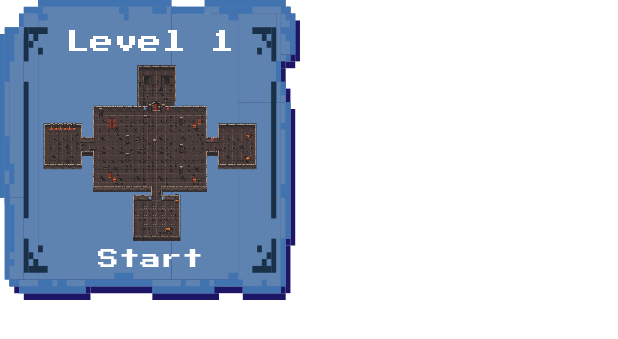
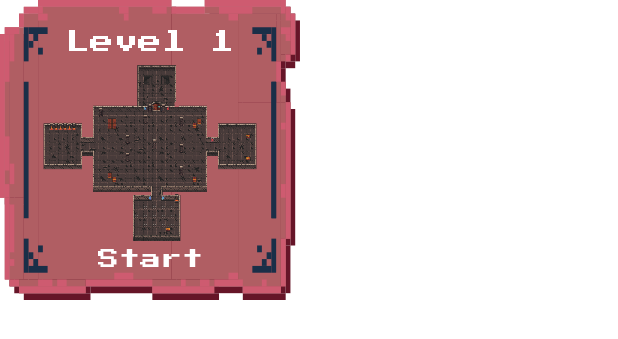
Before and after one commit to WarmagLit/MobileGameLab4, an Android app: the layout include_level_panel.xml on its own in the app's theme, with its tools: preview values and no code run, on a phone screen of 412 x 824 dp. Shown: the top 339 px of the screen. Run offline under Robolectric (Android 15) with nearby library versions, the phone set to English and light mode, and no system bars.

Commit message:
level block

```diff
--- a/app/src/main/java/com/tsu/mobilegamelab4/chooselevel/ChooseLevelActivity.kt
+++ b/app/src/main/java/com/tsu/mobilegamelab4/chooselevel/ChooseLevelActivity.kt
@@ -2,6 +2,7 @@ package com.tsu.mobilegamelab4.chooselevel
 
 import android.content.Intent
 import android.os.Bundle
+import androidx.activity.viewModels
 import androidx.appcompat.app.AppCompatActivity
 import com.tsu.mobilegamelab4.R
 import com.tsu.mobilegamelab4.databinding.ActivityChooseLevelBinding
@@ -12,6 +13,7 @@ import com.tsu.mobilegamelab4.menu.MenuActivity
 class ChooseLevelActivity : AppCompatActivity() {
 
     private lateinit var binding: ActivityChooseLevelBinding
+    private val viewModel by viewModels<ChooseLevelViewModel>()
 
     override fun onCreate(savedInstanceState: Bundle?) {
         super.onCreate(savedInstanceState)
@@ -20,12 +22,53 @@ class ChooseLevelActivity : AppCompatActivity() {
 
         configureLevelPanels()
         setOnClickListeners()
+        setObserver()
     }
 
-    private fun configureLevelPanels() = with(binding.chooseLevelBonusLevelPanelInclude) {
-        includeLevelSubTitleTextView.text = resources.getString(R.string.bonus)
-        includeLevelPreviewImageView.setImageResource(R.drawable.top_secret)
-        includeLevelNameTextView.text = resources.getString(R.string.question_marks)
+    private fun setObserver() {
+        viewModel.levelsCompleted.observe(this) { completedLevels ->
+            if (completedLevels >= 1) with(binding.chooseLevelSecondLevelPanelInclude.root) {
+                setBackgroundResource(R.drawable.level_holder)
+                isEnabled = true
+            }
+
+            if (completedLevels >= 2) with(binding.chooseLevelThirdLevelPanelInclude.root) {
+                setBackgroundResource(R.drawable.level_holder)
+                isEnabled = true
+            }
+
+            if (completedLevels >= 3) with(binding.chooseLevelBonusLevelPanelInclude.root) {
+                setBackgroundResource(R.drawable.level_holder)
+                isEnabled = true
+            }
+        }
+    }
+
+    private fun configureLevelPanels() {
+        with(binding.chooseLevelFirstLevelPanelInclude) {
+            root.setBackgroundResource(R.drawable.level_holder)
+        }
+
+        with(binding.chooseLevelSecondLevelPanelInclude) {
+            includeLevelSubTitleTextView.text = resources.getString(R.string.level_2)
+            includeLevelPreviewImageView.setImageResource(R.drawable.top_secret)
+            includeLevelNameTextView.text = resources.getString(R.string.continues)
+            root.isEnabled = false
+        }
+
+        with(binding.chooseLevelThirdLevelPanelInclude) {
+            includeLevelSubTitleTextView.text = resources.getString(R.string.level_3)
+            includeLevelPreviewImageView.setImageResource(R.drawable.top_secret)
+            includeLevelNameTextView.text = resources.getString(R.string.end)
+            root.isEnabled = false
+        }
+
+        with(binding.chooseLevelBonusLevelPanelInclude) {
+            includeLevelSubTitleTextView.text = resources.getString(R.string.bonus)
+            includeLevelPreviewImageView.setImageResource(R.drawable.top_secret)
+            includeLevelNameTextView.text = resources.getString(R.string.question_marks)
+            root.isEnabled = false
+        }
     }
 
     private fun setOnClickListeners() {
--- /dev/null
+++ b/app/src/main/java/com/tsu/mobilegamelab4/chooselevel/ChooseLevelRepository.kt
@@ -0,0 +1,59 @@
+package com.tsu.mobilegamelab4.chooselevel
+
+import com.google.firebase.auth.FirebaseAuth
+import com.google.firebase.auth.ktx.auth
+import com.google.firebase.database.DataSnapshot
+import com.google.firebase.database.DatabaseError
+import com.google.firebase.database.DatabaseReference
+import com.google.firebase.database.ValueEventListener
+import com.google.firebase.database.ktx.database
+import com.google.firebase.database.ktx.getValue
+import com.google.firebase.ktx.Firebase
+import com.tsu.mobilegamelab4.database.User
+import kotlinx.coroutines.delay
+import kotlinx.coroutines.flow.Flow
+import kotlinx.coroutines.flow.flow
+
+class ChooseLevelRepository {
+
+    private val auth: FirebaseAuth = Firebase.auth
+    private val database = Firebase.database
+    private val myRef: DatabaseReference = database.getReference("users").child(getCurrentUserId())
+    private var currentUser: User? = null
+
+    val availableLevelsInfo: Flow<Int> = flow {
+        while (true) {
+            currentUser?.let {
+                val latest = it.levelsCompleted
+                emit(latest)
+            }
+            delay(100)
+        }
+    }
+
+    init {
+        getCurrentUserFromDatabase()
+    }
+
+    private fun getCurrentUserFromDatabase() {
+        // Read from the database
+        myRef.addValueEventListener(object : ValueEventListener {
+            override fun onDataChange(dataSnapshot: DataSnapshot) {
+                // This method is called once with the initial value and again
+                // whenever data at this location is updated.
+                val value = dataSnapshot.getValue<User>()
+                if (value != null) {
+                    currentUser = value
+                }
+                //Log.d("TAG", "Value is: $value")
+            }
+
+            override fun onCancelled(error: DatabaseError) {
+                // Failed to read value
+                //Log.w("TAG", "Failed to read value.", error.toException())
+            }
+        })
+    }
+
+    private fun getCurrentUserId(): String = auth.currentUser?.uid.toString()
+}
--- a/app/src/main/java/com/tsu/mobilegamelab4/chooselevel/ChooseLevelViewModel.kt
+++ b/app/src/main/java/com/tsu/mobilegamelab4/chooselevel/ChooseLevelViewModel.kt
@@ -1,9 +1,28 @@
 package com.tsu.mobilegamelab4.chooselevel
 
+import androidx.lifecycle.LiveData
+import androidx.lifecycle.MutableLiveData
 import androidx.lifecycle.ViewModel
+import androidx.lifecycle.viewModelScope
+import kotlinx.coroutines.flow.collect
+import kotlinx.coroutines.launch
 
 class ChooseLevelViewModel : ViewModel() {
     companion object {
         const val LEVEL_KEY = "level"
     }
+
+    private val repository = ChooseLevelRepository()
+
+    private val _levelsCompleted = MutableLiveData<Int>()
+    val levelsCompleted: LiveData<Int>
+        get() = _levelsCompleted
+
+    init {
+        viewModelScope.launch {
+            repository.availableLevelsInfo.collect {
+                _levelsCompleted.value = it
+            }
+        }
+    }
 }
--- /dev/null
+++ b/app/src/main/res/drawable/blocked_level_holder.xml
@@ -0,0 +1,435 @@
+<vector xmlns:android="http://schemas.android.com/apk/res/android"
+    android:width="1031dp"
+    android:height="900dp"
+    android:viewportWidth="1031"
+    android:viewportHeight="900">
+  <path
+      android:pathData="M81.82,879.54h229.08v20.45h-229.08z"
+      android:fillColor="#661528"/>
+  <path
+      android:pathData="M310.89,859.09h212.72v20.45h-212.72z"
+      android:fillColor="#661528"/>
+  <path
+      android:pathData="M523.61,879.54h229.08v20.45h-229.08z"
+      android:fillColor="#661528"/>
+  <path
+      android:pathData="M752.7,859.09h81.82v20.45h-81.82z"
+      android:fillColor="#661528"/>
+  <path
+      android:pathData="M834.51,879.54h147.27v20.45h-147.27z"
+      android:fillColor="#661528"/>
+  <path
+      android:pathData="M32.72,122.74l-16.36,0l-0,490.9l16.36,0z"
+      android:fillColor="#661528"/>
+  <path
+      android:pathData="M32.72,613.65h16.36v245.45h-16.36z"
+      android:fillColor="#661528"/>
+  <path
+      android:pathData="M981.78,736.37h16.36v143.18h-16.36z"
+      android:fillColor="#661528"/>
+  <path
+      android:pathData="M998.15,327.28h16.36v409.09h-16.36z"
+      android:fillColor="#661528"/>
+  <path
+      android:pathData="M981.78,265.92h16.36v61.36h-16.36z"
+      android:fillColor="#661528"/>
+  <path
+      android:pathData="M965.42,204.55h16.36v61.36h-16.36z"
+      android:fillColor="#661528"/>
+  <path
+      android:pathData="M981.78,184.1h32.73v20.45h-32.73z"
+      android:fillColor="#661528"/>
+  <path
+      android:pathData="M1014.51,61.37h16.36v122.73h-16.36z"
+      android:fillColor="#661528"/>
+  <path
+      android:pathData="M998.15,40.92h16.36v20.45h-16.36z"
+      android:fillColor="#661528"/>
+  <path
+      android:pathData="M719.97,20.46h278.17v20.45h-278.17z"
+      android:fillColor="#661528"/>
+  <path
+      android:pathData="M605.43,40.92h114.54v20.45h-114.54z"
+      android:fillColor="#661528"/>
+  <path
+      android:pathData="M147.26,20.46h458.17v20.45h-458.17z"
+      android:fillColor="#661528"/>
+  <path
+      android:pathData="M98.18,40.92h49.09v20.45h-49.09z"
+      android:fillColor="#661528"/>
+  <path
+      android:pathData="M81.82,61.37h16.36v40.91h-16.36z"
+      android:fillColor="#661528"/>
+  <path
+      android:pathData="M32.72,102.28h49.09v20.45h-49.09z"
+      android:fillColor="#661528"/>
+  <path
+      android:pathData="M49.08,859.09h32.73v20.45h-32.73z"
+      android:fillColor="#661528"/>
+  <path
+      android:pathData="M147.26,40.92h458.17v818.17h-458.17z"
+      android:fillColor="#661528"/>
+  <path
+      android:pathData="M98.18,61.37h49.09v797.72h-49.09z"
+      android:fillColor="#661528"/>
+  <path
+      android:pathData="M49.08,122.74h49.09v490.9h-49.09z"
+      android:fillColor="#661528"/>
+  <path
+      android:pathData="M32.72,122.74h16.36v490.9h-16.36z"
+      android:fillColor="#661528"/>
+  <path
+      android:pathData="M981.78,327.28h16.36v409.09h-16.36z"
+      android:fillColor="#661528"/>
+  <path
+      android:pathData="M981.78,61.37h32.73v122.73h-32.73z"
+      android:fillColor="#661528"/>
+  <path
+      android:pathData="M49.08,613.65h49.09v245.45h-49.09z"
+      android:fillColor="#661528"/>
+  <path
+      android:pathData="M81.82,859.09h229.08v20.45h-229.08z"
+      android:fillColor="#661528"/>
+  <path
+      android:pathData="M523.61,859.09h229.08v20.45h-229.08z"
+      android:fillColor="#661528"/>
+  <path
+      android:pathData="M834.51,327.28h147.27v552.27h-147.27z"
+      android:fillColor="#661528"/>
+  <path
+      android:pathData="M605.43,61.37h229.08v797.72h-229.08z"
+      android:fillColor="#661528"/>
+  <path
+      android:pathData="M719.97,40.92h278.17v20.45h-278.17z"
+      android:fillColor="#661528"/>
+  <path
+      android:pathData="M965.42,265.92h16.36v61.36h-16.36z"
+      android:fillColor="#661528"/>
+  <path
+      android:pathData="M965.42,61.37h16.36v143.18h-16.36z"
+      android:fillColor="#661528"/>
+  <path
+      android:pathData="M834.51,61.37h130.9v265.91h-130.9z"
+      android:fillColor="#661528"/>
+  <path
+      android:pathData="M65.46,859.08h229.08v20.45h-229.08z"
+      android:fillColor="#B05E63"/>
+  <path
+      android:pathData="M294.54,838.63h212.72v20.45h-212.72z"
+      android:fillColor="#B05E63"/>
+  <path
+      android:pathData="M523.62,859.08h212.72v20.45h-212.72z"
+      android:fillColor="#B05E63"/>
+  <path
+      android:pathData="M736.34,838.63h81.82v20.45h-81.82z"
+      android:fillColor="#B05E63"/>
+  <path
+      android:pathData="M834.51,859.08h130.9v20.45h-130.9z"
+      android:fillColor="#B05E63"/>
+  <path
+      android:pathData="M16.36,102.27l-16.36,0l-0,490.9l16.36,0z"
+      android:fillColor="#B05E63"/>
+  <path
+      android:pathData="M16.36,593.18h16.36v245.45h-16.36z"
+      android:fillColor="#B05E63"/>
+  <path
+      android:pathData="M965.42,715.9h16.36v143.18h-16.36z"
+      android:fillColor="#B05E63"/>
+  <path
+      android:pathData="M981.79,306.82h16.36v409.09h-16.36z"
+      android:fillColor="#B05E63"/>
+  <path
+      android:pathData="M965.42,245.46h16.36v61.36h-16.36z"
+      android:fillColor="#B05E63"/>
+  <path
+      android:pathData="M949.06,184.09h16.36v61.36h-16.36z"
+      android:fillColor="#B05E63"/>
+  <path
+      android:pathData="M965.42,163.63h32.73v20.45h-32.73z"
+      android:fillColor="#B05E63"/>
+  <path
+      android:pathData="M998.15,40.9h16.36v122.73h-16.36z"
+      android:fillColor="#B05E63"/>
+  <path
+      android:pathData="M981.79,20.46h16.36v20.45h-16.36z"
+      android:fillColor="#B05E63"/>
+  <path
+      android:pathData="M703.61,0h278.17v20.45h-278.17z"
+      android:fillColor="#B05E63"/>
+  <path
+      android:pathData="M589.07,20.46h114.54v20.45h-114.54z"
+      android:fillColor="#B05E63"/>
+  <path
+      android:pathData="M130.9,0h458.17v20.45h-458.17z"
+      android:fillColor="#B05E63"/>
+  <path
+      android:pathData="M81.81,20.46h49.09v20.45h-49.09z"
+      android:fillColor="#B05E63"/>
+  <path
+      android:pathData="M65.46,40.9h16.36v40.91h-16.36z"
+      android:fillColor="#B05E63"/>
+  <path
+      android:pathData="M16.36,81.82h49.09v20.45h-49.09z"
+      android:fillColor="#B05E63"/>
+  <path
+      android:pathData="M32.72,838.63h32.73v20.45h-32.73z"
+      android:fillColor="#B05E63"/>
+  <path
+      android:pathData="M130.9,20.46h458.17v818.17h-458.17z"
+      android:fillColor="#B05E63"/>
+  <path
+      android:pathData="M81.81,40.9h49.09v797.72h-49.09z"
+      android:fillColor="#B05E63"/>
+  <path
+      android:pathData="M32.72,102.27h49.09v490.9h-49.09z"
+      android:fillColor="#B05E63"/>
+  <path
+      android:pathData="M16.36,102.27h16.36v490.9h-16.36z"
+      android:fillColor="#B05E63"/>
+  <path
+      android:pathData="M965.42,306.82h16.36v409.09h-16.36z"
+      android:fillColor="#B05E63"/>
+  <path
+      android:pathData="M965.42,40.9h32.73v122.73h-32.73z"
+      android:fillColor="#B05E63"/>
+  <path
+      android:pathData="M32.72,593.18h49.09v245.45h-49.09z"
+      android:fillColor="#B05E63"/>
+  <path
+      android:pathData="M65.46,838.63h229.08v20.45h-229.08z"
+      android:fillColor="#B05E63"/>
+  <path
+      android:pathData="M507.26,838.63h229.08v20.45h-229.08z"
+      android:fillColor="#B05E63"/>
+  <path
+      android:pathData="M818.15,306.82h147.27v552.27h-147.27z"
+      android:fillColor="#B05E63"/>
+  <path
+      android:pathData="M589.07,40.9h229.08v797.72h-229.08z"
+      android:fillColor="#B05E63"/>
+  <path
+      android:pathData="M703.61,20.46h278.17v20.45h-278.17z"
+      android:fillColor="#B05E63"/>
+  <path
+      android:pathData="M949.06,245.46h16.36v61.36h-16.36z"
+      android:fillColor="#B05E63"/>
+  <path
+      android:pathData="M949.06,40.9h16.36v143.18h-16.36z"
+      android:fillColor="#B05E63"/>
+  <path
+      android:pathData="M818.15,40.9h130.9v265.91h-130.9z"
+      android:fillColor="#B05E63"/>
+  <path
+      android:pathData="M65.46,81.82h16.36v20.45h-16.36z"
+      android:fillColor="#B05E63"/>
+  <path
+      android:pathData="M932.69,245.46h16.36v409.09h-16.36z"
+      android:fillColor="#1A2F48"/>
+  <path
+      android:pathData="M932.69,245.46h16.36v409.09h-16.36z"
+      android:fillColor="#1A2F48"/>
+  <path
+      android:pathData="M81.81,245.46h16.36v409.09h-16.36z"
+      android:fillColor="#1A2F48"/>
+  <path
+      android:pathData="M98.18,184.1l-16.36,-0l-0,-102.27l16.36,-0z"
+      android:fillColor="#1A2F48"/>
+  <path
+      android:pathData="M163.63,81.82l-0,20.45l-65.45,0l-0,-20.45z"
+      android:fillColor="#1A2F48"/>
+  <path
+      android:pathData="M98.17,122.74h16.36v20.45h-16.36z"
+      android:fillColor="#1A2F48"/>
+  <path
+      android:pathData="M114.54,102.28h16.36v20.45h-16.36z"
+      android:fillColor="#1A2F48"/>
+  <path
+      android:pathData="M130.9,143.19h16.36v20.45h-16.36z"
+      android:fillColor="#1A2F48"/>
+  <path
+      android:pathData="M98.18,715.9l-16.36,0l-0,102.27l16.36,0z"
+      android:fillColor="#1A2F48"/>
+  <path
+      android:pathData="M163.63,818.17l-0,-20.45l-65.45,-0l-0,20.45z"
+      android:fillColor="#1A2F48"/>
+  <path
+      android:pathData="M98.17,777.27l16.36,-0l0,-20.45l-16.36,-0z"
+      android:fillColor="#1A2F48"/>
+  <path
+      android:pathData="M114.54,797.72l16.36,-0l0,-20.45l-16.36,-0z"
+      android:fillColor="#1A2F48"/>
+  <path
+      android:pathData="M130.9,756.81l16.36,-0l0,-20.45l-16.36,-0z"
+      android:fillColor="#1A2F48"/>
+  <path
+      android:pathData="M932.7,715.9h16.36v102.27h-16.36z"
+      android:fillColor="#1A2F48"/>
+  <path
+      android:pathData="M867.25,818.17l0,-20.45l65.45,-0l0,20.45z"
+      android:fillColor="#1A2F48"/>
+  <path
+      android:pathData="M932.7,777.27l-16.36,-0l-0,-20.45l16.36,-0z"
+      android:fillColor="#1A2F48"/>
+  <path
+      android:pathData="M916.33,797.72l-16.36,-0l-0,-20.45l16.36,-0z"
+      android:fillColor="#1A2F48"/>
+  <path
+      android:pathData="M899.97,756.81l-16.36,-0l-0,-20.45l16.36,-0z"
+      android:fillColor="#1A2F48"/>
+  <path
+      android:pathData="M932.7,184.1l16.36,-0l0,-102.27l-16.36,-0z"
+      android:fillColor="#1A2F48"/>
+  <path
+      android:pathData="M867.25,81.82l0,20.45l65.45,0l0,-20.45z"
+      android:fillColor="#1A2F48"/>
+  <path
+      android:pathData="M932.7,122.74l-16.36,0l-0,20.45l16.36,0z"
+      android:fillColor="#1A2F48"/>
+  <path
+      android:pathData="M916.33,102.28l-16.36,0l-0,20.45l16.36,0z"
+      android:fillColor="#1A2F48"/>
+  <path
+      android:pathData="M899.97,143.19l-16.36,0l-0,20.45l16.36,0z"
+      android:fillColor="#1A2F48"/>
+  <path
+      android:pathData="M981.79,715.9l16.36,-0l0,-409.09l-16.36,-0z"
+      android:fillColor="#CE5B70"/>
+  <path
+      android:pathData="M981.79,859.08l-16.36,-0l-0,-143.18l16.36,-0z"
+      android:fillColor="#CE5B70"/>
+  <path
+      android:pathData="M965.42,879.54l-130.9,-0l-0,-20.45l130.9,-0z"
+      android:fillColor="#CE5B70"/>
+  <path
+      android:pathData="M834.51,859.08l-98.18,-0l-0,-20.45l98.18,-0z"
+      android:fillColor="#CE5B70"/>
+  <path
+      android:pathData="M736.34,879.54l-212.72,-0l-0,-20.45l212.72,-0z"
+      android:fillColor="#CE5B70"/>
+  <path
+      android:pathData="M523.62,859.08l-229.08,-0l-0,-20.45l229.08,-0z"
+      android:fillColor="#CE5B70"/>
+  <path
+      android:pathData="M294.54,879.54l-229.08,-0l-0,-20.45l229.08,-0z"
+      android:fillColor="#CE5B70"/>
+  <path
+      android:pathData="M65.46,859.08l-32.73,-0l-0,-20.45l32.73,-0z"
+      android:fillColor="#CE5B70"/>
+  <path
+      android:pathData="M32.72,838.63l-16.36,-0l-0,-245.45l16.36,-0z"
+      android:fillColor="#CE5B70"/>
+  <path
+      android:pathData="M16.36,593.18l-16.36,-0l-0,-490.9l16.36,-0z"
+      android:fillColor="#CE5B70"/>
+  <path
+      android:pathData="M965.42,286.36l16.36,-0l0,-40.91l-16.36,-0z"
+      android:fillColor="#CE5B70"/>
+  <path
+      android:pathData="M949.06,245.46l16.36,-0l0,-61.36l-16.36,-0z"
+      android:fillColor="#CE5B70"/>
+  <path
+      android:pathData="M981.79,184.09l16.36,-0l0,-20.45l-16.36,-0z"
+      android:fillColor="#CE5B70"/>
+  <path
+      android:pathData="M981.79,61.36l16.36,-0l0,-40.91l-16.36,-0z"
+      android:fillColor="#CE5B70"/>
+  <path
+      android:pathData="M965.42,40.91l16.36,-0l0,-40.91l-16.36,-0z"
+      android:fillColor="#CE5B70"/>
+  <path
+      android:pathData="M998.15,163.63l16.36,-0l0,-122.73l-16.36,-0z"
+      android:fillColor="#CE5B70"/>
+  <path
+      android:pathData="M16.36,81.82h49.09v20.45h-49.09z"
+      android:fillColor="#CE5B70"/>
+  <path
+      android:pathData="M65.46,40.91h16.36v40.91h-16.36z"
+      android:fillColor="#CE5B70"/>
+  <path
+      android:pathData="M81.81,20.46h49.09v20.45h-49.09z"
+      android:fillColor="#CE5B70"/>
+  <path
+      android:pathData="M130.9,0h458.17v20.45h-458.17z"
+      android:fillColor="#CE5B70"/>
+  <path
+      android:pathData="M589.07,20.46h114.54v20.45h-114.54z"
+      android:fillColor="#CE5B70"/>
+  <path
+      android:pathData="M703.61,0h261.81v20.45h-261.81z"
+      android:fillColor="#CE5B70"/>
+  <path
+      android:pathData="M965.42,552.27h16.36v40.91h-16.36z"
+      android:fillColor="#CE5B70"/>
+  <path
+      android:pathData="M965.42,368.18h16.36v20.45h-16.36z"
+      android:fillColor="#CE5B70"/>
+  <path
+      android:pathData="M965.42,81.82h32.73v20.45h-32.73z"
+      android:fillColor="#CE5B70"/>
+  <path
+      android:pathData="M981.79,102.27h16.36v20.45h-16.36z"
+      android:fillColor="#CE5B70"/>
+  <path
+      android:pathData="M752.7,20.46h114.54v20.45h-114.54z"
+      android:fillColor="#CE5B70"/>
+  <path
+      android:pathData="M785.43,40.91h32.73v20.45h-32.73z"
+      android:fillColor="#CE5B70"/>
+  <path
+      android:pathData="M409.07,20.46h32.73v20.45h-32.73z"
+      android:fillColor="#CE5B70"/>
+  <path
+      android:pathData="M425.44,40.91h16.36v20.45h-16.36z"
+      android:fillColor="#CE5B70"/>
+  <path
+      android:pathData="M523.62,20.46h49.09v20.45h-49.09z"
+      android:fillColor="#CE5B70"/>
+  <path
+      android:pathData="M130.9,20.46h16.36v20.45h-16.36z"
+      android:fillColor="#CE5B70"/>
+  <path
+      android:pathData="M130.9,40.91h32.73v20.45h-32.73z"
+      android:fillColor="#CE5B70"/>
+  <path
+      android:pathData="M16.36,102.27h16.36v143.18h-16.36z"
+      android:fillColor="#CE5B70"/>
+  <path
+      android:pathData="M32.72,102.27h16.36v81.82h-16.36z"
+      android:fillColor="#CE5B70"/>
+  <path
+      android:pathData="M16.36,409.09h16.36v102.27h-16.36z"
+      android:fillColor="#CE5B70"/>
+  <path
+      android:pathData="M32.72,490.91h16.36v61.36h-16.36z"
+      android:fillColor="#CE5B70"/>
+  <path
+      android:pathData="M16.36,552.27h16.36v40.91h-16.36z"
+      android:fillColor="#CE5B70"/>
+  <path
+      android:pathData="M32.72,613.63h16.36v143.18h-16.36z"
+      android:fillColor="#CE5B70"/>
+  <path
+      android:pathData="M32.72,777.27h16.36v20.45h-16.36z"
+      android:fillColor="#CE5B70"/>
+  <path
+      android:pathData="M130.9,838.63h49.09v20.45h-49.09z"
+      android:fillColor="#CE5B70"/>
+  <path
+      android:pathData="M196.36,838.63h32.73v20.45h-32.73z"
+      android:fillColor="#CE5B70"/>
+  <path
+      android:pathData="M392.71,818.18h65.45v20.45h-65.45z"
+      android:fillColor="#CE5B70"/>
+  <path
+      android:pathData="M621.8,838.63h16.36v20.45h-16.36z"
+      android:fillColor="#CE5B70"/>
+  <path
+      android:pathData="M687.25,838.63h32.73v20.45h-32.73z"
+      android:fillColor="#CE5B70"/>
+  <path
+      android:pathData="M785.43,818.18h32.73v20.45h-32.73z"
+      android:fillColor="#CE5B70"/>
+  <path
+      android:pathData="M899.97,838.63h16.36v20.45h-16.36z"
+      android:fillColor="#CE5B70"/>
+</vector>
--- a/app/src/main/res/layout/include_level_panel.xml
+++ b/app/src/main/res/layout/include_level_panel.xml
@@ -4,7 +4,7 @@
     xmlns:tools="http://schemas.android.com/tools"
     android:layout_width="200dp"
     android:layout_height="200dp"
-    android:background="@drawable/level_holder">
+    android:background="@drawable/blocked_level_holder">
 
     <TextView
         android:id="@+id/includeLevelSubTitleTextView"
```
